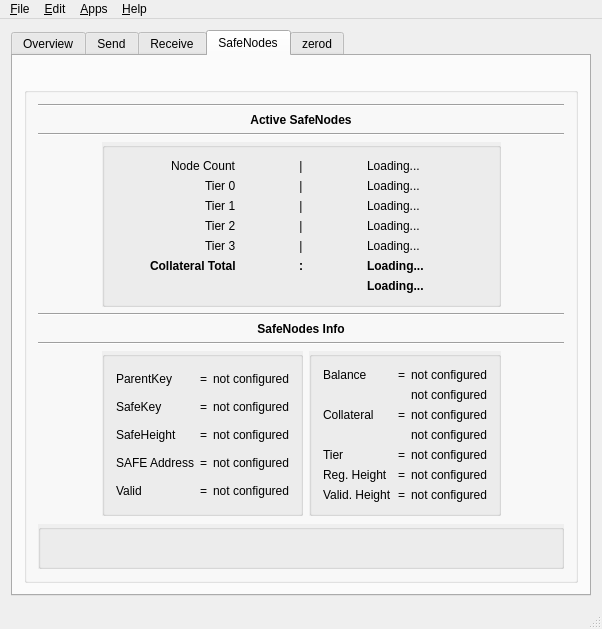
zerocurrencycoin/zerowallet, file src/mainwindow.ui: the form before one commit.
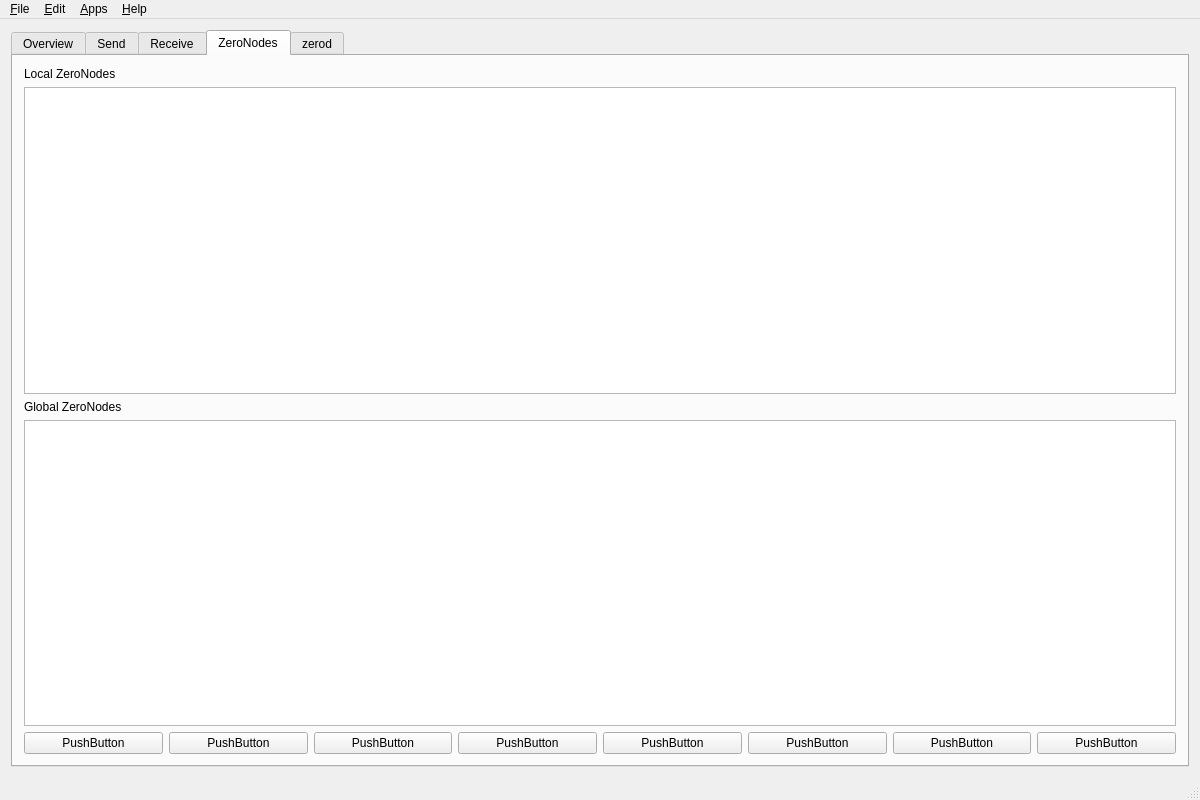
The form after the commit. The open tabs and pages were chosen to show the change. Icons and pictures are not drawn. Custom widgets are drawn as their Qt base class.

Commit message: zero branding

The edit to the form file:
```diff
--- a/src/mainwindow.ui
+++ b/src/mainwindow.ui
@@ -6,8 +6,8 @@
    <rect>
     <x>0</x>
     <y>0</y>
-    <width>550</width>
-    <height>600</height>
+    <width>1200</width>
+    <height>800</height>
    </rect>
   </property>
   <property name="windowTitle">
@@ -19,7 +19,7 @@
   </property>
   <widget class="QWidget" name="centralWidget">
    <layout class="QGridLayout" name="gridLayout_3">
-    <item row="0" column="0">
+    <item row="0" column="1">
      <widget class="QTabWidget" name="tabWidget">
       <property name="currentIndex">
        <number>0</number>
@@ -992,766 +992,91 @@
       </widget>
       <widget class="QWidget" name="tab_5">
        <attribute name="title">
-        <string>SafeNodes</string>
+        <string>ZeroNodes</string>
        </attribute>
-       <layout class="QVBoxLayout" name="verticalLayout_11">
+       <layout class="QHBoxLayout" name="horizontalLayout_31">
         <item>
-         <widget class="QLabel" name="safenodelogo">
-          <property name="sizePolicy">
-           <sizepolicy hsizetype="Expanding" vsizetype="Expanding">
-            <horstretch>0</horstretch>
-            <verstretch>0</verstretch>
-           </sizepolicy>
-          </property>
-          <property name="text">
-           <string/>
-          </property>
-          <property name="scaledContents">
-           <bool>false</bool>
-          </property>
-          <property name="alignment">
-           <set>Qt::AlignCenter</set>
-          </property>
-         </widget>
-        </item>
-        <item>
-         <layout class="QHBoxLayout" name="horizontalLayout_17">
+         <layout class="QVBoxLayout" name="verticalLayout_2">
           <item>
-           <widget class="QGroupBox" name="groupBox_5">
-            <property name="title">
-             <string/>
+           <widget class="QLabel" name="label_8">
+            <property name="text">
+             <string>Local ZeroNodes</string>
             </property>
-            <layout class="QGridLayout" name="gridLayout_6">
-             <item row="3" column="1" colspan="2">
-              <widget class="QGroupBox" name="verticalGroupBox_4">
-               <property name="autoFillBackground">
-                <bool>true</bool>
-               </property>
-               <property name="alignment">
-                <set>Qt::AlignCenter</set>
-               </property>
-               <layout class="QVBoxLayout" name="verticalLayout_18">
-                <property name="sizeConstraint">
-                 <enum>QLayout::SetMinimumSize</enum>
-                </property>
-                <item>
-                 <layout class="QHBoxLayout" name="horizontalLayout_19">
-                  <item alignment="Qt::AlignRight">
-                   <widget class="QLabel" name="node_countlabel">
-                    <property name="maximumSize">
-                     <size>
-                      <width>100</width>
-                      <height>16777215</height>
-                     </size>
-                    </property>
-                    <property name="text">
-                     <string>Node Count</string>
-                    </property>
-                   </widget>
-                  </item>
-                  <item alignment="Qt::AlignHCenter">
-                   <widget class="QLabel" name="node_countsep">
-                    <property name="minimumSize">
-                     <size>
-                      <width>20</width>
-                      <height>0</height>
-                     </size>
-                    </property>
-                    <property name="sizeIncrement">
-                     <size>
-                      <width>20</width>
-                      <height>0</height>
-                     </size>
-                    </property>
-                    <property name="text">
-                     <string>|</string>
-                    </property>
-                    <property name="alignment">
-                     <set>Qt::AlignCenter</set>
-                    </property>
-                   </widget>
-                  </item>
-                  <item alignment="Qt::AlignLeft">
-                   <widget class="QLabel" name="node_count">
-                    <property name="maximumSize">
-                     <size>
-                      <width>100</width>
-                      <height>16777215</height>
-                     </size>
-                    </property>
-                    <property name="text">
-                     <string>Loading...</string>
-                    </property>
-                   </widget>
-                  </item>
-                 </layout>
-                </item>
-                <item>
-                 <layout class="QHBoxLayout" name="horizontalLayout_20">
-                  <item alignment="Qt::AlignRight">
-                   <widget class="QLabel" name="tier_0_label">
-                    <property name="text">
-                     <string>Tier 0</string>
-                    </property>
-                    <property name="alignment">
-                     <set>Qt::AlignLeading|Qt::AlignLeft|Qt::AlignVCenter</set>
-                    </property>
-                   </widget>
-                  </item>
-                  <item alignment="Qt::AlignHCenter">
-                   <widget class="QLabel" name="tier_0_sep">
-                    <property name="text">
-                     <string>|</string>
-                    </property>
-                    <property name="alignment">
-                     <set>Qt::AlignCenter</set>
-                    </property>
-                   </widget>
-                  </item>
-                  <item alignment="Qt::AlignLeft">
-                   <widget class="QLabel" name="tier_0_count">
-                    <property name="text">
-                     <string>Loading...</string>
-                    </property>
-                   </widget>
-                  </item>
-                 </layout>
-                </item>
-                <item>
-                 <layout class="QHBoxLayout" name="horizontalLayout_21">
-                  <item alignment="Qt::AlignRight">
-                   <widget class="QLabel" name="tier_1_label">
-                    <property name="text">
-                     <string>Tier 1</string>
-                    </property>
-                   </widget>
-                  </item>
-                  <item alignment="Qt::AlignHCenter">
-                   <widget class="QLabel" name="tier_1_sep">
-                    <property name="text">
-                     <string>|</string>
-                    </property>
-                    <property name="alignment">
-                     <set>Qt::AlignCenter</set>
-                    </property>
-                   </widget>
-                  </item>
-                  <item alignment="Qt::AlignLeft">
-                   <widget class="QLabel" name="tier_1_count">
-                    <property name="text">
-                     <string>Loading...</string>
-                    </property>
-                   </widget>
-                  </item>
-                 </layout>
-                </item>
-                <item>
-                 <layout class="QHBoxLayout" name="horizontalLayout_22">
-                  <item alignment="Qt::AlignRight">
-                   <widget class="QLabel" name="tier_2_label">
-                    <property name="text">
-                     <string>Tier 2</string>
-                    </property>
-                   </widget>
-                  </item>
-                  <item alignment="Qt::AlignHCenter">
-                   <widget class="QLabel" name="tier_2_sep">
-                    <property name="text">
-                     <string>|</string>
-                    </property>
-                    <property name="alignment">
-                     <set>Qt::AlignCenter</set>
-                    </property>
-                   </widget>
-                  </item>
-                  <item alignment="Qt::AlignLeft">
-                   <widget class="QLabel" name="tier_2_count">
-                    <property name="text">
-                     <string>Loading...</string>
-                    </property>
-                   </widget>
-                  </item>
-                 </layout>
-                </item>
-                <item>
-                 <layout class="QHBoxLayout" name="horizontalLayout_23">
-                  <item alignment="Qt::AlignRight">
-                   <widget class="QLabel" name="tier_3_label">
-                    <property name="text">
-                     <string>Tier 3</string>
-                    </property>
-                   </widget>
-                  </item>
-                  <item alignment="Qt::AlignHCenter">
-                   <widget class="QLabel" name="tier_3_sep">
-                    <property name="text">
-                     <string>|</string>
-                    </property>
-                    <property name="alignment">
-                     <set>Qt::AlignCenter</set>
-                    </property>
-                   </widget>
-                  </item>
-                  <item alignment="Qt::AlignLeft">
-                   <widget class="QLabel" name="tier_3_count">
-                    <property name="text">
-                     <string>Loading...</string>
-                    </property>
-                   </widget>
-                  </item>
-                 </layout>
-                </item>
-                <item>
-                 <layout class="QHBoxLayout" name="horizontalLayout_24">
-                  <item alignment="Qt::AlignRight">
-                   <widget class="QLabel" name="collateral_total_label">
-                    <property name="font">
-                     <font>
-                      <weight>75</weight>
-                      <bold>true</bold>
-                     </font>
-                    </property>
-                    <property name="text">
-                     <string>Collateral Total</string>
-                    </property>
-                    <property name="alignment">
-                     <set>Qt::AlignJustify|Qt::AlignVCenter</set>
-                    </property>
-                   </widget>
-                  </item>
-                  <item alignment="Qt::AlignHCenter">
-                   <widget class="QLabel" name="collateral_totalsep">
-                    <property name="font">
-                     <font>
-                      <weight>75</weight>
-                      <bold>true</bold>
-                     </font>
-                    </property>
-                    <property name="text">
-                     <string>:</string>
-                    </property>
-                    <property name="alignment">
-                     <set>Qt::AlignCenter</set>
-                    </property>
-                   </widget>
-                  </item>
-                  <item alignment="Qt::AlignLeft">
-                   <widget class="QLabel" name="collateral_total">
-                    <property name="font">
-                     <font>
-                      <weight>75</weight>
-                      <bold>true</bold>
-                     </font>
-                    </property>
-                    <property name="text">
-                     <string>Loading...</string>
-                    </property>
-                   </widget>
-                  </item>
-                 </layout>
-                </item>
-                <item>
-                 <layout class="QHBoxLayout" name="horizontalLayout_25">
-                  <item>
-                   <widget class="QLabel" name="label_19">
-                    <property name="text">
-                     <string/>
-                    </property>
-                   </widget>
-                  </item>
-                  <item>
-                   <widget class="QLabel" name="label_18">
-                    <property name="text">
-                     <string/>
-                    </property>
-                   </widget>
-                  </item>
-                  <item alignment="Qt::AlignLeft">
-                   <widget class="QLabel" name="collateral_total_usd">
-                    <property name="font">
-                     <font>
-                      <weight>75</weight>
-                      <bold>true</bold>
-                     </font>
-                    </property>
-                    <property name="text">
-                     <string>Loading...</string>
-                    </property>
-                    <property name="alignment">
-                     <set>Qt::AlignLeading|Qt::AlignLeft|Qt::AlignVCenter</set>
-                    </property>
-                   </widget>
-                  </item>
-                 </layout>
-                </item>
-               </layout>
-              </widget>
-             </item>
-             <item row="7" column="0" colspan="4">
-              <layout class="QVBoxLayout" name="verticalLayout_15">
-               <item>
-                <widget class="Line" name="line_5">
-                 <property name="orientation">
-                  <enum>Qt::Horizontal</enum>
-                 </property>
-                </widget>
-               </item>
-               <item>
-                <widget class="QLabel" name="label_16">
-                 <property name="font">
-                  <font>
-                   <weight>75</weight>
-                   <bold>true</bold>
-                  </font>
-                 </property>
-                 <property name="text">
-                  <string>SafeNodes Info</string>
-                 </property>
-                 <property name="alignment">
-                  <set>Qt::AlignCenter</set>
-                 </property>
-                </widget>
-               </item>
-               <item>
-                <widget class="Line" name="line_6">
-                 <property name="orientation">
-                  <enum>Qt::Horizontal</enum>
-                 </property>
-                </widget>
-               </item>
-              </layout>
-             </item>
-             <item row="1" column="0" colspan="4">
-              <layout class="QVBoxLayout" name="verticalLayout_14">
-               <item>
-                <widget class="Line" name="line_4">
-                 <property name="orientation">
-                  <enum>Qt::Horizontal</enum>
-                 </property>
-                </widget>
-               </item>
-               <item>
-                <widget class="QLabel" name="label_15">
-                 <property name="font">
-                  <font>
-                   <weight>75</weight>
-                   <bold>true</bold>
-                  </font>
-                 </property>
-                 <property name="text">
-                  <string>Active SafeNodes</string>
-                 </property>
-                 <property name="alignment">
-                  <set>Qt::AlignCenter</set>
-                 </property>
-                </widget>
-               </item>
-               <item>
-                <widget class="Line" name="line_3">
-                 <property name="orientation">
-                  <enum>Qt::Horizontal</enum>
-                 </property>
-                </widget>
-               </item>
-              </layout>
-             </item>
-             <item row="3" column="3">
-              <spacer name="horizontalSpacer_10">
-               <property name="orientation">
-                <enum>Qt::Horizontal</enum>
-               </property>
-               <property name="sizeHint" stdset="0">
-                <size>
-                 <width>40</width>
-                 <height>20</height>
-                </size>
-               </property>
-              </spacer>
-             </item>
-             <item row="3" column="0">
-              <spacer name="horizontalSpacer_11">
-               <property name="orientation">
-                <enum>Qt::Horizontal</enum>
-               </property>
-               <property name="sizeHint" stdset="0">
-                <size>
-                 <width>40</width>
-                 <height>20</height>
-                </size>
-               </property>
-              </spacer>
-             </item>
-             <item row="23" column="2">
-              <widget class="QGroupBox" name="groupBox_9">
-               <property name="autoFillBackground">
-                <bool>true</bool>
-               </property>
-               <property name="title">
-                <string/>
-               </property>
-               <layout class="QGridLayout" name="gridLayout_5">
-                <item row="0" column="0">
-                 <layout class="QVBoxLayout" name="verticalLayout_12">
-                  <item>
-                   <layout class="QGridLayout" name="gridLayout_Info">
-                    <item row="7" column="2">
-                     <widget class="QLabel" name="last_reg_height">
-                      <property name="text">
-                       <string>not configured</string>
-                      </property>
-                     </widget>
-                    </item>
-                    <item row="2" column="1">
-                     <widget class="QLabel" name="balancesep">
-                      <property name="text">
-                       <string>=</string>
-                      </property>
-                      <property name="alignment">
-                       <set>Qt::AlignCenter</set>
-                      </property>
-                     </widget>
-                    </item>
-                    <item row="2" column="0">
-                     <widget class="QLabel" name="balancelabel">
-                      <property name="text">
-                       <string>Balance</string>
-                      </property>
-                     </widget>
-                    </item>
-                    <item row="4" column="1">
-                     <widget class="QLabel" name="collateralsep">
-                      <property name="text">
-                       <string>=</string>
-                      </property>
-                      <property name="alignment">
-                       <set>Qt::AlignCenter</set>
-                      </property>
-                     </widget>
-                    </item>
-                    <item row="2" column="2">
-                     <widget class="QLabel" name="balance">
-                      <property name="text">
-                       <string>not configured</string>
-                      </property>
-                     </widget>
-                    </item>
-                    <item row="4" column="0">
-                     <widget class="QLabel" name="collaterallabel">
-                      <property name="text">
-                       <string>Collateral</string>
-                      </property>
-                     </widget>
-                    </item>
-                    <item row="4" column="2">
-                     <widget class="QLabel" name="collateral">
-                      <property name="text">
-                       <string>not configured</string>
-                      </property>
-                     </widget>
-                    </item>
-                    <item row="3" column="2">
-                     <widget class="QLabel" name="balance_usd">
-                      <property name="text">
-                       <string>not configured</string>
-                      </property>
-                     </widget>
-                    </item>
-                    <item row="6" column="2">
-                     <widget class="QLabel" name="tier">
-                      <property name="text">
-                       <string>not configured</string>
-                      </property>
-                     </widget>
-                    </item>
-                    <item row="6" column="1">
-                     <widget class="QLabel" name="tiersep">
-                      <property name="text">
-                       <string>=</string>
-                      </property>
-                      <property name="alignment">
-                       <set>Qt::AlignCenter</set>
-                      </property>
-                     </widget>
-                    </item>
-                    <item row="6" column="0">
-                     <widget class="QLabel" name="tierlabel">
-                      <property name="text">
-                       <string>Tier</string>
-                      </property>
-                     </widget>
-                    </item>
-                    <item row="5" column="2">
-                     <widget class="QLabel" name="collateral_usd">
-                      <property name="text">
-                       <string>not configured</string>
-                      </property>
-                     </widget>
-                    </item>
-                    <item row="7" column="0">
-                     <widget class="QLabel" name="last_reg_heightlabel">
-                      <property name="text">
-                       <string>Reg. Height</string>
-                      </property>
-                     </widget>
-                    </item>
-                    <item row="7" column="1">
-                     <widget class="QLabel" name="last_reg_heightsep">
-                      <property name="text">
-                       <string>=</string>
-                      </property>
-                      <property name="alignment">
-                       <set>Qt::AlignCenter</set>
-                      </property>
-                     </widget>
-                    </item>
-                    <item row="8" column="0">
-                     <widget class="QLabel" name="valid_thru_heightlabel">
-                      <property name="text">
-                       <string>Valid. Height</string>
-                      </property>
-                     </widget>
-                    </item>
-                    <item row="8" column="1">
-                     <widget class="QLabel" name="valid_thru_heightsep">
-                      <property name="text">
-                       <string>=</string>
-                      </property>
-                      <property name="alignment">
-                       <set>Qt::AlignCenter</set>
-                      </property>
-                     </widget>
-                    </item>
-                    <item row="8" column="2">
-                     <widget class="QLabel" name="valid_thru_height">
-                      <property name="text">
-                       <string>not configured</string>
-                      </property>
-                     </widget>
-                    </item>
-                   </layout>
-                  </item>
-                 </layout>
-                </item>
-               </layout>
-              </widget>
-             </item>
-             <item row="23" column="1">
-              <widget class="QGroupBox" name="groupBox_10">
-               <property name="autoFillBackground">
-                <bool>true</bool>
-               </property>
-               <property name="title">
-                <string/>
-               </property>
-               <layout class="QGridLayout" name="gridLayout_7">
-                <item row="0" column="0">
-                 <layout class="QVBoxLayout" name="verticalLayout_13">
-                  <item>
-                   <layout class="QGridLayout" name="gridLayout_Info2">
-                    <item row="4" column="1">
-                     <widget class="QLabel" name="safeheightsep">
-                      <property name="text">
-                       <string>=</string>
-                      </property>
-                      <property name="alignment">
-                       <set>Qt::AlignCenter</set>
-                      </property>
-                     </widget>
-                    </item>
-                    <item row="6" column="1">
-                     <widget class="QLabel" name="validsep">
-                      <property name="text">
-                       <string>=</string>
-                      </property>
-                      <property name="alignment">
-                       <set>Qt::AlignCenter</set>
-                      </property>
-                     </widget>
-                    </item>
-                    <item row="3" column="2">
-                     <widget class="QLabel" name="safekey">
-                      <property name="text">
-                       <string>not configured</string>
-                      </property>
-                     </widget>
-                    </item>
-                    <item row="6" column="2">
-                     <widget class="QLabel" name="is_valid">
-                      <property name="text">
-                       <string>not configured</string>
-                      </property>
-                     </widget>
-                    </item>
-                    <item row="3" column="1">
-                     <widget class="QLabel" name="safekeysep">
-                      <property name="text">
-                       <string>=</string>
-                      </property>
-                      <property name="alignment">
-                       <set>Qt::AlignCenter</set>
-                      </property>
-                     </widget>
-                    </item>
-                    <item row="4" column="2">
-                     <widget class="QLabel" name="safeheight">
-                      <property name="text">
-                       <string>not configured</string>
-                      </property>
-                     </widget>
-                    </item>
-                    <item row="5" column="2">
-                     <widget class="QLabel" name="safeaddress">
-                      <property name="text">
-                       <string>not configured</string>
-                      </property>
-                     </widget>
-                    </item>
-                    <item row="5" column="0">
-                     <widget class="QLabel" name="safeaddresslabel">
-                      <property name="text">
-                       <string>SAFE Address</string>
-                      </property>
-                     </widget>
-                    </item>
-                    <item row="5" column="1">
-                     <widget class="QLabel" name="safeaddresssep">
-                      <property name="text">
-                       <string>=</string>
-                      </property>
-                      <property name="alignment">
-                       <set>Qt::AlignCenter</set>
-                      </property>
-                     </widget>
-                    </item>
-                    <item row="4" column="0">
-                     <widget class="QLabel" name="safeheightlabel">
-                      <property name="text">
-                       <string>SafeHeight</string>
-                      </property>
-                     </widget>
-                    </item>
-                    <item row="3" column="0">
-                     <widget class="QLabel" name="safekeylabel">
-                      <property name="text">
-                       <string>SafeKey</string>
-                      </property>
-                     </widget>
-                    </item>
-                    <item row="6" column="0">
-                     <widget class="QLabel" name="validlabel">
-                      <property name="text">
-                       <string>Valid</string>
-                      </property>
-                     </widget>
-                    </item>
-                    <item row="1" column="0">
-                     <widget class="QLabel" name="parentkeylabel">
-                      <property name="text">
-                       <string>ParentKey</string>
-                      </property>
-                     </widget>
-                    </item>
-                    <item row="1" column="1">
-                     <widget class="QLabel" name="parentkeysep">
-                      <property name="text">
-                       <string>=</string>
-                      </property>
-                      <property name="alignment">
-                       <set>Qt::AlignCenter</set>
-                      </property>
-                     </widget>
-                    </item>
-                    <item row="1" column="2">
-                     <widget class="QLabel" name="parentkey">
-                      <property name="text">
-                       <string>not configured</string>
-                      </property>
-                     </widget>
-                    </item>
-                   </layout>
-                  </item>
-                 </layout>
-                </item>
-               </layout>
-              </widget>
-             </item>
-             <item row="26" column="0" rowspan="3" colspan="4">
-              <widget class="QGroupBox" name="groupBox_8">
-               <property name="autoFillBackground">
-                <bool>true</bool>
-               </property>
-               <property name="title">
-                <string/>
-               </property>
-               <layout class="QGridLayout" name="gridLayout_8">
-                <item row="1" column="0">
-                 <layout class="QFormLayout" name="formLayout">
-                  <item row="1" column="1">
-                   <widget class="QLabel" name="errors">
-                    <property name="font">
-                     <font>
-                      <weight>75</weight>
-                      <bold>true</bold>
-                     </font>
-                    </property>
-                    <property name="styleSheet">
-                     <string notr="true">color:red;</string>
-                    </property>
-                    <property name="text">
-                     <string/>
-                    </property>
-                    <property name="wordWrap">
-                     <bool>false</bool>
-                    </property>
-                   </widget>
-                  </item>
-                 </layout>
-                </item>
-               </layout>
-              </widget>
-             </item>
-             <item row="23" column="3">
-              <spacer name="horizontalSpacer_9">
-               <property name="orientation">
-                <enum>Qt::Horizontal</enum>
-               </property>
-               <property name="sizeHint" stdset="0">
-                <size>
-                 <width>40</width>
-                 <height>20</height>
-                </size>
-               </property>
-              </spacer>
-             </item>
-             <item row="23" column="0">
-              <spacer name="horizontalSpacer_8">
-               <property name="orientation">
-                <enum>Qt::Horizontal</enum>
-               </property>
-               <property name="sizeHint" stdset="0">
-                <size>
-                 <width>40</width>
-                 <height>20</height>
-                </size>
-               </property>
-              </spacer>
-             </item>
-             <item row="25" column="0" colspan="4">
-              <spacer name="verticalSpacer_6">
-               <property name="orientation">
-                <enum>Qt::Vertical</enum>
-               </property>
-               <property name="sizeHint" stdset="0">
-                <size>
-                 <width>20</width>
-                 <height>40</height>
-                </size>
-               </property>
-              </spacer>
-             </item>
-            </layout>
            </widget>
           </item>
+          <item>
+           <widget class="QTableView" name="tableZeroNodeLocal"/>
+          </item>
+          <item>
+           <widget class="QLabel" name="label_9">
+            <property name="text">
+             <string>Global ZeroNodes</string>
+            </property>
+           </widget>
+          </item>
+          <item>
+           <widget class="QTableView" name="tableZeroNodeGlobal"/>
+          </item>
+          <item>
+           <layout class="QHBoxLayout" name="horizontalLayout_27">
+            <item>
+             <widget class="QPushButton" name="pushButton_8">
+              <property name="text">
+               <string>PushButton</string>
+              </property>
+             </widget>
+            </item>
+            <item>
+             <widget class="QPushButton" name="pushButton_7">
+              <property name="text">
+               <string>PushButton</string>
+              </property>
+             </widget>
+            </item>
+            <item>
+             <widget class="QPushButton" name="pushButton_6">
+              <property name="text">
+               <string>PushButton</string>
+              </property>
+             </widget>
+            </item>
+            <item>
+             <widget class="QPushButton" name="pushButton_5">
+              <property name="text">
+               <string>PushButton</string>
+              </property>
+             </widget>
+            </item>
+            <item>
+             <widget class="QPushButton" name="pushButton_4">
+              <property name="text">
+               <string>PushButton</string>
+              </property>
+             </widget>
+            </item>
+            <item>
+             <widget class="QPushButton" name="pushButton_3">
+              <property name="text">
+               <string>PushButton</string>
+              </property>
+             </widget>
+            </item>
+            <item>
+             <widget class="QPushButton" name="pushButton_2">
+              <property name="text">
+               <string>PushButton</string>
+              </property>
+             </widget>
+            </item>
+            <item>
+             <widget class="QPushButton" name="pushButton">
+              <property name="text">
+               <string>PushButton</string>
+              </property>
+             </widget>
+            </item>
+           </layout>
+          </item>
          </layout>
         </item>
        </layout>
@@ -2151,8 +1476,8 @@
     <rect>
      <x>0</x>
      <y>0</y>
-     <width>637</width>
-     <height>21</height>
+     <width>1200</width>
+     <height>22</height>
     </rect>
    </property>
    <widget class="QMenu" name="menuFile">
```
Left out of the diff: 336 changed lines with no effect on the pictures. The commit also changes 52 other files.
